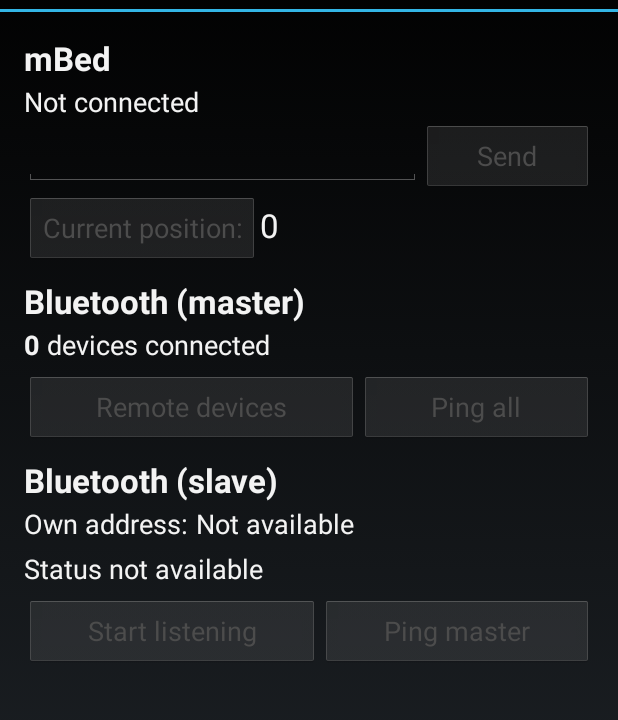
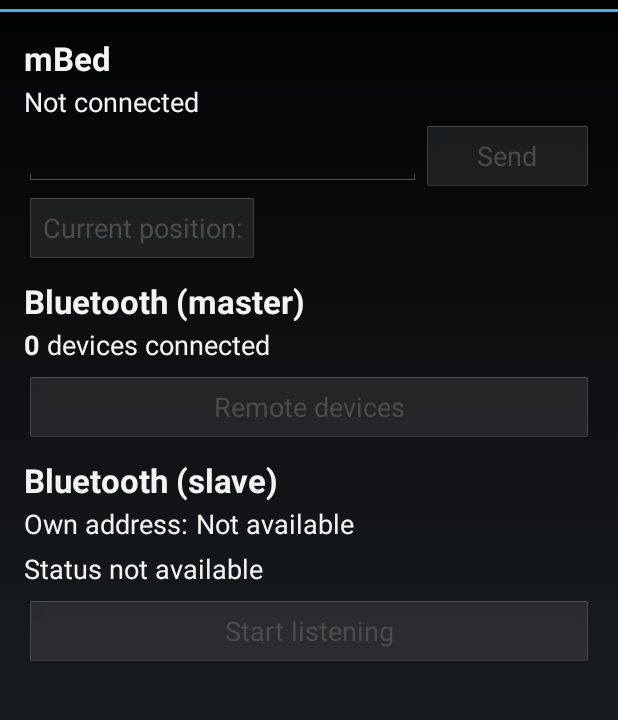
Before and after one commit to 6366295/ncc_week1, an Android app: the screen it shows after launch (MainActivity), on a phone screen of 412 x 824 dp, the part 60-780 px from its top. Run offline under Robolectric (Android 15) with nearby library versions, the phone set to English and light mode, and no system bars; 5 statements that could not run were skipped.

Commit message:
new version

```diff
--- a/app/src/main/res/layout/activity_main.xml
+++ b/app/src/main/res/layout/activity_main.xml
@@ -73,14 +73,6 @@
                     android:id="@+id/get_position"
                     android:enabled="false" />
 
-                <TextView
-                    android:layout_width="wrap_content"
-                    android:layout_height="wrap_content"
-                    android:textAppearance="?android:attr/textAppearanceLarge"
-                    android:text="0"
-                    android:id="@+id/current_position"
-                    android:layout_weight="1" />
-
             </LinearLayout>
 
             <TextView
@@ -131,13 +123,6 @@
                     android:enabled="false"
                     android:layout_weight="1" />
 
-                <Button
-                    android:layout_width="wrap_content"
-                    android:layout_height="wrap_content"
-                    android:text="Ping all"
-                    android:id="@+id/ping_slaves"
-                    android:enabled="false"
-                    android:layout_weight="1" />
             </LinearLayout>
 
             <TextView
@@ -188,19 +173,12 @@
                 <Button
                     android:layout_width="wrap_content"
                     android:layout_height="wrap_content"
-                    android:id="@+id/listener"
+                    android:id="@+id/lisener"
                     android:layout_below="@+id/listener_status"
                     android:text="@string/start_listening"
                     android:enabled="false"
                     android:layout_weight="1" />
 
-                <Button
-                    android:layout_width="wrap_content"
-                    android:layout_height="wrap_content"
-                    android:text="Ping master"
-                    android:id="@+id/ping_master"
-                    android:enabled="false"
-                    android:layout_weight="1" />
             </LinearLayout>
 
         </LinearLayout>
```
Also changed, not shown: app/src/main/java/uva/nc/app/MainActivity.java (+32 -47 lines).
